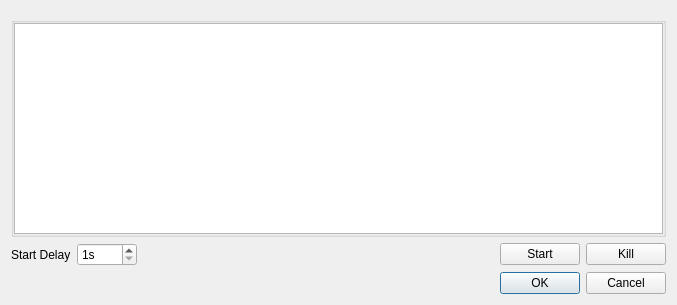
Old version of the form source/wnd/ui/dlgapp.ui in the repository ww4u/megarobostudio.
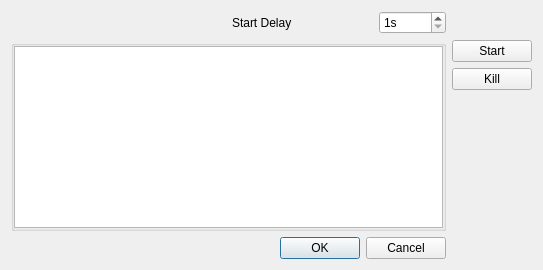
New version of the form. Custom widgets are drawn as their Qt base class.

```diff
--- a/source/wnd/ui/dlgapp.ui
+++ b/source/wnd/ui/dlgapp.ui
@@ -6,8 +6,8 @@
    <rect>
     <x>0</x>
     <y>0</y>
-    <width>677</width>
-    <height>305</height>
+    <width>543</width>
+    <height>270</height>
    </rect>
   </property>
   <property name="windowTitle">
@@ -17,52 +17,47 @@
    <bool>true</bool>
   </property>
   <layout class="QGridLayout" name="gridLayout">
-   <item row="2" column="4">
-    <widget class="QPushButton" name="btnKill">
-     <property name="text">
-      <string>Kill</string>
+   <item row="3" column="6">
+    <spacer name="verticalSpacer_2">
+     <property name="orientation">
+      <enum>Qt::Vertical</enum>
      </property>
-    </widget>
-   </item>
-   <item row="2" column="3">
-    <widget class="QPushButton" name="btnStart">
-     <property name="text">
-      <string>Start</string>
+     <property name="sizeHint" stdset="0">
+      <size>
+       <width>20</width>
+       <height>40</height>
+      </size>
      </property>
-    </widget>
+    </spacer>
    </item>
-   <item row="2" column="1">
-    <widget class="QSpinBox" name="spinStartDelay">
-     <property name="suffix">
-      <string>s</string>
-     </property>
-     <property name="minimum">
-      <number>1</number>
-     </property>
-     <property name="maximum">
-      <number>1000</number>
-     </property>
-    </widget>
-   </item>
-   <item row="6" column="1" colspan="4">
-    <widget class="QDialogButtonBox" name="buttonBox">
+   <item row="0" column="2">
+    <spacer name="horizontalSpacer_2">
      <property name="orientation">
       <enum>Qt::Horizontal</enum>
      </property>
-     <property name="standardButtons">
-      <set>QDialogButtonBox::Cancel|QDialogButtonBox::Ok</set>
+     <property name="sizeHint" stdset="0">
+      <size>
+       <width>40</width>
+       <height>20</height>
+      </size>
      </property>
-    </widget>
+    </spacer>
    </item>
-   <item row="2" column="0">
+   <item row="0" column="3">
     <widget class="QLabel" name="label">
      <property name="text">
       <string>Start Delay</string>
      </property>
     </widget>
    </item>
-   <item row="1" column="0" colspan="5">
+   <item row="1" column="0" rowspan="3" colspan="6">
     <widget class="QGroupBox" name="groupBox">
+     <property name="sizePolicy">
+      <sizepolicy hsizetype="Expanding" vsizetype="Preferred">
+       <horstretch>1</horstretch>
+       <verstretch>0</verstretch>
+      </sizepolicy>
+     </property>
      <property name="title">
       <string/>
      </property>
@@ -95,18 +90,19 @@
      </layout>
     </widget>
    </item>
-   <item row="2" column="2">
-    <spacer name="horizontalSpacer">
-     <property name="orientation">
-      <enum>Qt::Horizontal</enum>
+   <item row="1" column="6">
+    <widget class="QPushButton" name="btnStart">
+     <property name="text">
+      <string>Start</string>
      </property>
-     <property name="sizeHint" stdset="0">
-      <size>
-       <width>40</width>
-       <height>20</height>
-      </size>
+    </widget>
+   </item>
+   <item row="2" column="6">
+    <widget class="QPushButton" name="btnKill">
+     <property name="text">
+      <string>Kill</string>
      </property>
-    </spacer>
+    </widget>
    </item>
    <item row="0" column="0" colspan="2">
     <widget class="TableToolbar" name="appToolBar" native="true">
@@ -118,6 +114,29 @@
      </property>
     </widget>
    </item>
+   <item row="0" column="5">
+    <widget class="QSpinBox" name="spinStartDelay">
+     <property name="suffix">
+      <string>s</string>
+     </property>
+     <property name="minimum">
+      <number>1</number>
+     </property>
+     <property name="maximum">
+      <number>1000</number>
+     </property>
+    </widget>
+   </item>
+   <item row="9" column="1" colspan="5">
+    <widget class="QDialogButtonBox" name="buttonBox">
+     <property name="orientation">
+      <enum>Qt::Horizontal</enum>
+     </property>
+     <property name="standardButtons">
+      <set>QDialogButtonBox::Cancel|QDialogButtonBox::Ok</set>
+     </property>
+    </widget>
+   </item>
   </layout>
  </widget>
  <customwidgets>
```
